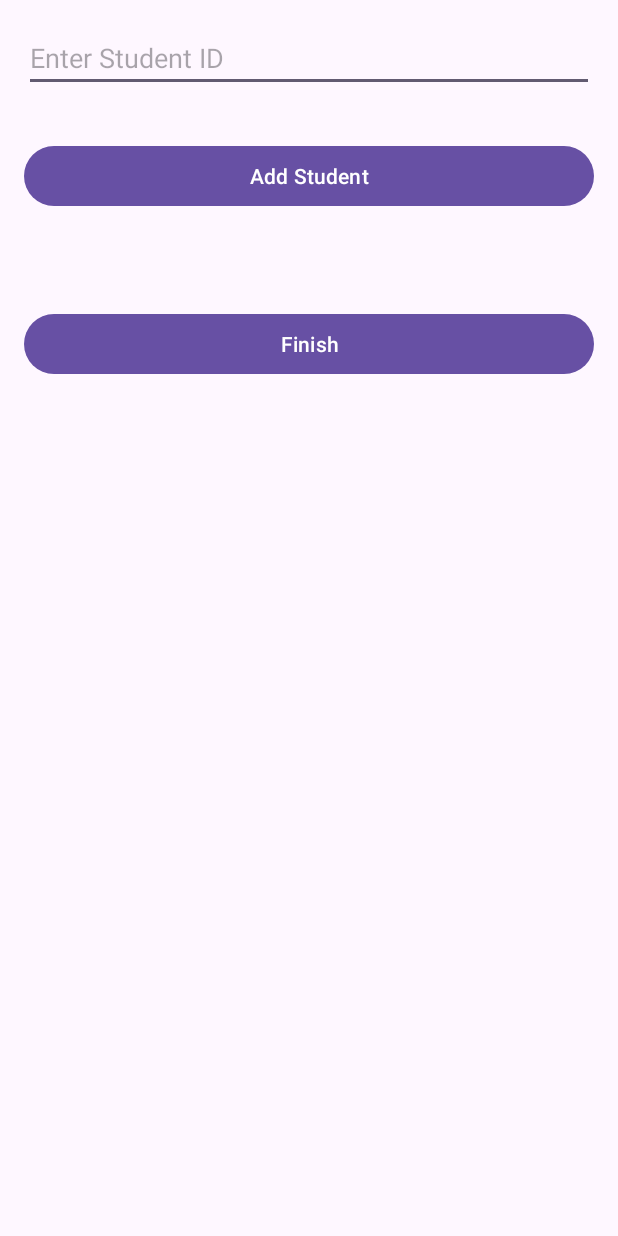
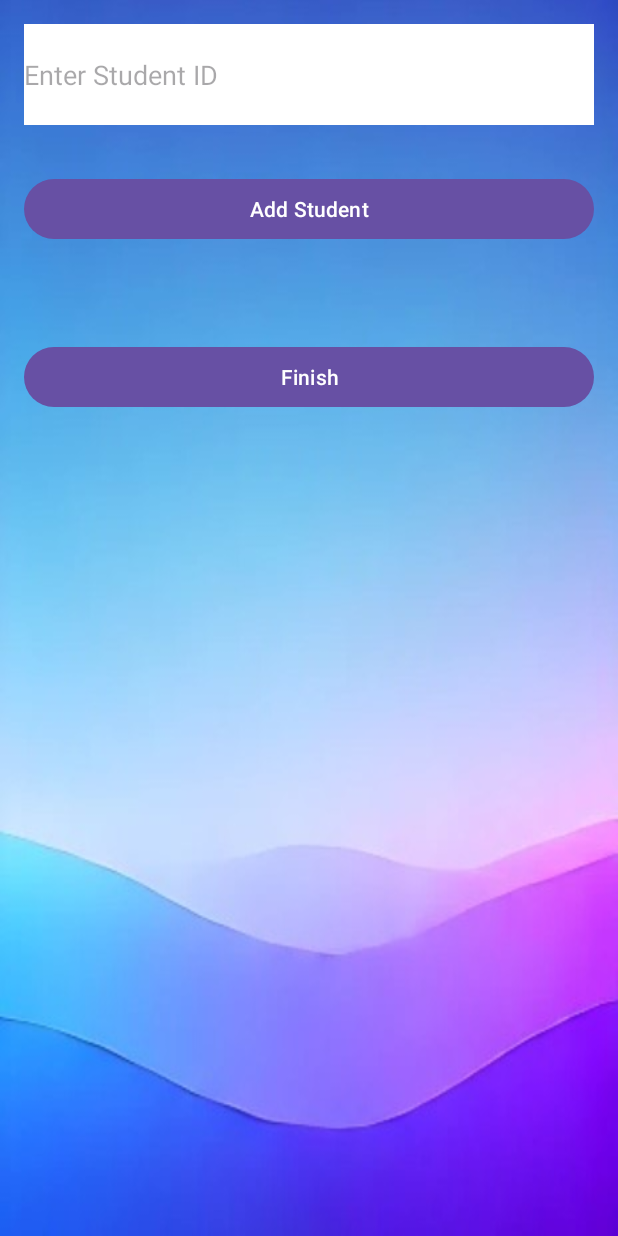
Before and after one commit to TubiSmadar/BoTeacher-V0.1, an Android app: the AddStudentsActivity screen opened directly, with no data from a screen before it, on a phone screen of 412 x 824 dp. Run offline under Robolectric (Android 15) with nearby library versions, the phone set to English and light mode, and no system bars.

Commit message:
orel update- add background 2 for the other screen

```diff
--- a/app/src/main/res/layout/activity_add_students.xml
+++ b/app/src/main/res/layout/activity_add_students.xml
@@ -1,12 +1,19 @@
 <RelativeLayout xmlns:android="http://schemas.android.com/apk/res/android"
     android:layout_width="match_parent"
-    android:layout_height="match_parent">
+    android:layout_height="match_parent"
+    android:background="@drawable/background2">
 
     <EditText
         android:id="@+id/studentNameInput"
-        android:layout_width="match_parent"
-        android:layout_height="wrap_content"
-        android:layout_margin="16dp"
+        android:layout_width="381dp"
+        android:layout_height="67dp"
+        android:layout_marginStart="16dp"
+        android:layout_marginLeft="16dp"
+        android:layout_marginTop="16dp"
+        android:layout_marginEnd="16dp"
+        android:layout_marginRight="16dp"
+        android:layout_marginBottom="16dp"
+        android:background="#FFFFFF"
         android:hint="Enter Student ID" />
 
     <Button
@@ -15,14 +22,16 @@
         android:layout_height="wrap_content"
         android:layout_below="@id/studentNameInput"
         android:layout_margin="16dp"
-        android:text="Add Student" />
+        android:text="Add Student"
+       />
 
     <ListView
         android:id="@+id/studentsListView"
         android:layout_width="match_parent"
         android:layout_height="wrap_content"
         android:layout_below="@id/btnAddStudent"
-        android:layout_margin="16dp" />
+        android:layout_margin="16dp"
+        android:background="#FFFFFF"/>
 
     <Button
         android:id="@+id/btnFinish"
--- a/app/src/main/res/layout/activity_chat.xml
+++ b/app/src/main/res/layout/activity_chat.xml
@@ -6,7 +6,7 @@
     android:layout_height="match_parent"
     android:orientation="vertical"
     android:padding="16dp"
-    android:background="@drawable/background"
+    android:background="@drawable/background2"
     tools:ignore="ExtraText">
 
     <!-- הודעת ברוך הבא -->
@@ -75,7 +75,7 @@
             android:layout_height="wrap_content"
             android:text="שלח"
             android:layout_gravity="center"
-            android:backgroundTint="#008577"
+            android:backgroundTint="#9C27B0"
             android:textColor="#FFFFFF" />
     </LinearLayout>
 </LinearLayout>
--- a/app/src/main/res/layout/activity_course_content.xml
+++ b/app/src/main/res/layout/activity_course_content.xml
@@ -3,7 +3,7 @@
     xmlns:android="http://schemas.android.com/apk/res/android"
     android:layout_width="match_parent"
     android:layout_height="match_parent"
-    android:background="@drawable/background"
+    android:background="@drawable/background2"
     android:padding="16dp">
 
     <LinearLayout
@@ -102,7 +102,7 @@
             android:layout_height="wrap_content"
             android:text="הוספת סטודנטים"
             android:layout_marginTop="16dp"
-            android:backgroundTint="#008577"
+            android:backgroundTint="#9C27B0"
             android:textColor="#FFFFFF" />
 
     </LinearLayout>
--- a/app/src/main/res/layout/activity_student.xml
+++ b/app/src/main/res/layout/activity_student.xml
@@ -5,7 +5,7 @@
     android:layout_height="match_parent"
     android:orientation="vertical"
     android:padding="16dp"
-    android:background="@drawable/background">
+    android:background="@drawable/background2">
 
     <!-- הודעת ברוך הבא -->
     <TextView
```
Also changed, not shown: app/src/main/res/layout/activity_lecturer.xml (+4 -4 lines), app/src/main/res/layout/list_course.xml (+15 -9 lines), app/src/main/res/drawable/background2.jpg (added).
